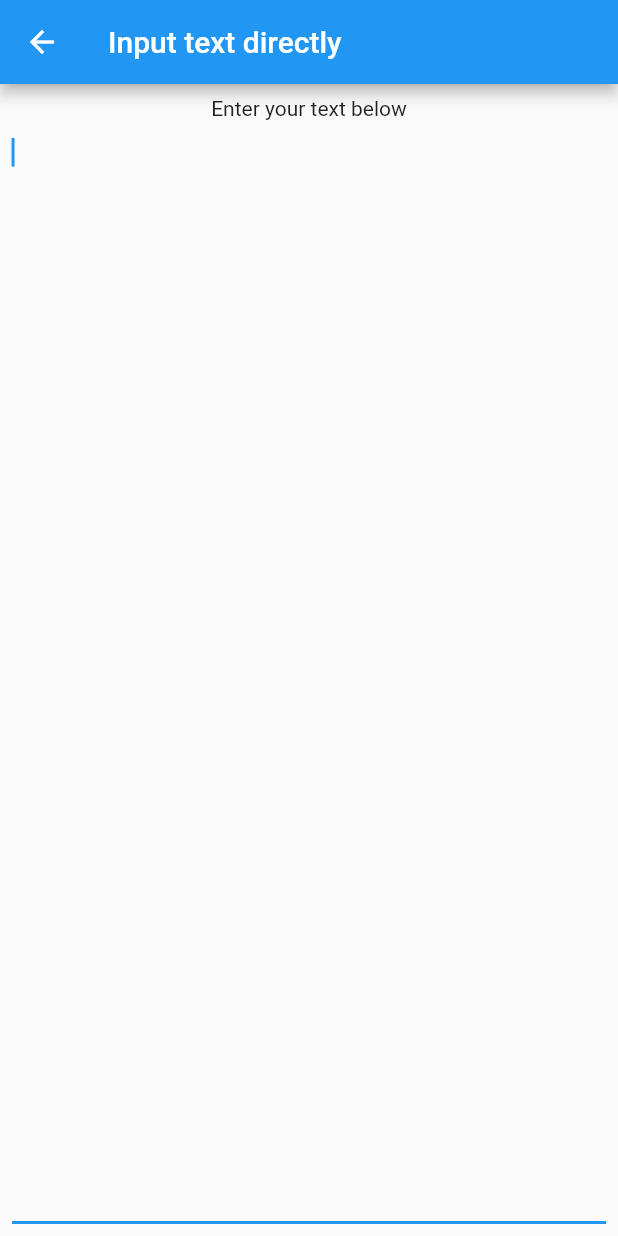
After one commit to pradyungn/Kami, a Flutter app: the InputView screen opened by its route, on a phone screen of 412 x 824 dp. The commit adds this screen. Run offline on Flutter 3.47's test engine with Material 2 defaults, Android fonts, the phone set to English and light mode, and no system bars; missing offline and left inert: multi_image_picker.

Commit message:
Add input text directly view

```diff
--- a/flutter/lib/main.dart
+++ b/flutter/lib/main.dart
@@ -1,4 +1,5 @@
 import 'package:Kami/src/home.dart';
+import 'package:Kami/src/input.dart';
 import 'package:Kami/src/photo.dart';
 import 'package:flutter/material.dart';
 
@@ -19,6 +20,7 @@ class MyApp extends StatelessWidget {
       home: Home(),
       routes: {
         '/photo': (_) => PhotoView(),
+        '/input': (_) => InputView(),
       },
     );
   }
--- a/flutter/lib/src/home.dart
+++ b/flutter/lib/src/home.dart
@@ -64,7 +64,13 @@ class HomeState extends State<Home> {
                   print(result);
                   Navigator.pop(context);
                 },
-                onInput: () => print('input'),
+                onInput: () async {
+                  print('input');
+                  final result =
+                      await Navigator.pushNamed(context, '/input') as String;
+                  print(result);
+                  Navigator.pop(context);
+                },
               );
             case BottomSheetType.login:
               return LoginSheet(
--- /dev/null
+++ b/flutter/lib/src/input.dart
@@ -0,0 +1,89 @@
+import 'package:animations/animations.dart';
+import 'package:flutter/material.dart';
+
+class InputView extends StatefulWidget {
+  @override
+  _InputViewState createState() => _InputViewState();
+}
+
+class _InputViewState extends State<InputView>
+    with SingleTickerProviderStateMixin {
+  TextEditingController _tc;
+  AnimationController _ac;
+
+  @override
+  void initState() {
+    super.initState();
+    _tc = TextEditingController();
+    _ac = AnimationController(
+      vsync: this,
+      duration: const Duration(milliseconds: 700),
+      reverseDuration: const Duration(milliseconds: 300),
+    );
+  }
+
+  @override
+  Widget build(BuildContext context) {
+    return Scaffold(
+      appBar: AppBar(
+        title: const Text('Input text directly'),
+      ),
+      body: _getBody(context),
+    );
+  }
+
+  @override
+  void dispose() {
+    _ac.dispose();
+    _tc.dispose();
+    super.dispose();
+  }
+
+  Widget _getBody(BuildContext context) {
+    return Padding(
+      padding: const EdgeInsets.all(8),
+      child: Stack(
+        alignment: Alignment.bottomRight,
+        children: [
+          Column(
+            crossAxisAlignment: CrossAxisAlignment.center,
+            children: [
+              const Text('Enter your text below'),
+              Expanded(
+                child: TextField(
+                  controller: _tc,
+                  onChanged: (_) => setState(() {
+                    if (_tc.text.trim().isNotEmpty) {
+                      _ac.forward();
+                    } else {
+                      _ac.reverse();
+                    }
+                  }),
+                  autofocus: true,
+                  expands: true,
+                  minLines: null,
+                  maxLines: null,
+                ),
+              ),
+            ],
+          ),
+          if (_tc.text.trim().isNotEmpty)
+            FadeScaleTransition(
+              animation: _ac,
+              child: FloatingActionButton(
+                child: const Icon(Icons.check, color: Colors.white),
+                backgroundColor: Colors.green,
+                onPressed: () => _onAccept(context),
+              ),
+            ),
+        ],
+      ),
+    );
+  }
+
+  void _onAccept(BuildContext context) {
+    final t = _tc.text.trim();
+    if (t.isEmpty) return;
+    Navigator.pop(context, t);
+  }
+}
--- a/flutter/pubspec.yaml
+++ b/flutter/pubspec.yaml
@@ -25,6 +25,7 @@ dependencies:
     sdk: flutter
 
   multi_image_picker: ^4.6.5
+  animations: ^1.1.1
 
 dev_dependencies:
   flutter_test:
```
Also changed, not shown: flutter/pubspec.lock.
